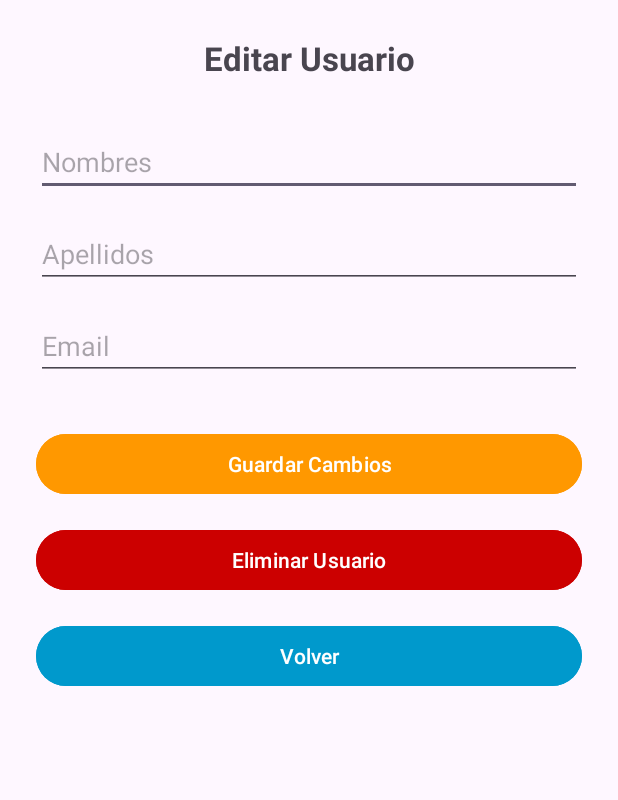
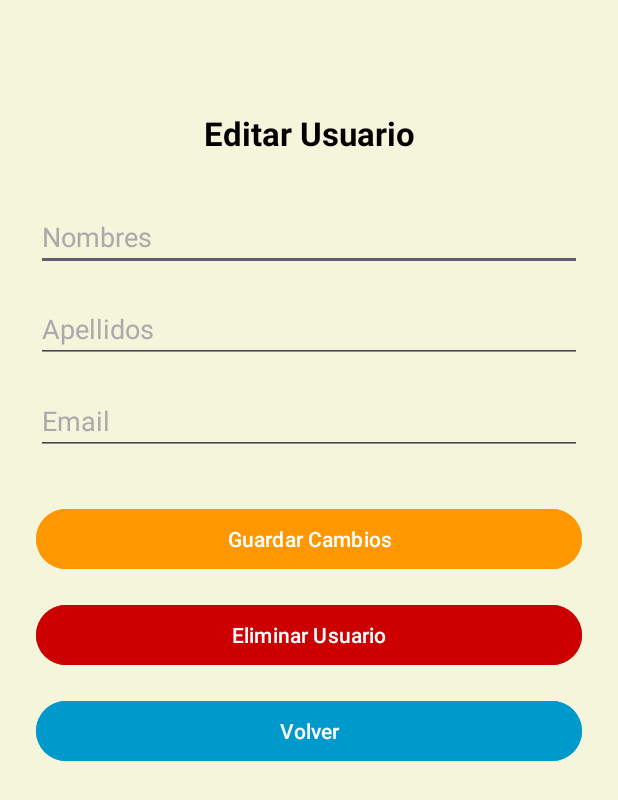
Before and after one commit to FelipeDev02/Aplicacion-Movil, an Android app: the ModificarUsuario screen opened directly, with no data from a screen before it, on a phone screen of 412 x 824 dp. Shown: the top 800 px of the screen. Run offline under Robolectric (Android 15) with nearby library versions, the light colour scheme and no system bars; libraries missing offline, so code that uses them is left out: cn.pedant; Roboto replaces fonts that are not available here; 1 statement that could not run was skipped.

Commit message:
Testeado y pulido en celular

```diff
--- a/AndroidStudioProjects/Entrega2IOT/app/src/main/res/layout/activity_login.xml
+++ b/AndroidStudioProjects/Entrega2IOT/app/src/main/res/layout/activity_login.xml
@@ -23,7 +23,7 @@
         android:layout_width="wrap_content"
         android:layout_height="wrap_content"
         android:layout_marginTop="10dp"
-        android:text="INICIE SESIÓN"
+        android:text="INICIO SESIÓN"
         android:textSize="32sp"
         app:layout_constraintEnd_toEndOf="parent"
         app:layout_constraintStart_toStartOf="parent"
--- a/AndroidStudioProjects/Entrega2IOT/app/src/main/res/layout/activity_modificar_usuario.xml
+++ b/AndroidStudioProjects/Entrega2IOT/app/src/main/res/layout/activity_modificar_usuario.xml
@@ -5,12 +5,14 @@
     android:layout_width="match_parent"
     android:layout_height="match_parent"
     android:padding="24dp"
+    android:background="@color/beige"
     tools:context=".ModificarUsuario">
 
     <TextView
         android:id="@+id/tvTituloModificar"
         android:layout_width="wrap_content"
         android:layout_height="wrap_content"
+        android:layout_marginTop="50dp"
         android:text="Editar Usuario"
         android:textSize="22sp"
         android:textStyle="bold"
--- a/AndroidStudioProjects/Entrega2IOT/app/src/main/res/values-night/themes.xml
+++ b/AndroidStudioProjects/Entrega2IOT/app/src/main/res/values-night/themes.xml
@@ -1,7 +1,13 @@
 <resources xmlns:tools="http://schemas.android.com/tools">
     <!-- Base application theme. -->
     <style name="Base.Theme.Entrega2IOT" parent="Theme.Material3.DayNight.NoActionBar">
-        <!-- Customize your dark theme here. -->
+        <!-- Se fuerza el color de texto primario a negro -->
+        <item name="android:textColorPrimary">@android:color/black</item>
+        <item name="android:textColor">@android:color/black</item>
+
+        <!-- Se define un color más oscuro para los hints en el tema oscuro -->
+        <item name="android:textColorHint">@android:color/darker_gray</item>
+
         <!-- <item name="colorPrimary">@color/my_dark_primary</item> -->
     </style>
 </resources>
--- a/AndroidStudioProjects/Entrega2IOT/app/src/main/res/values/themes.xml
+++ b/AndroidStudioProjects/Entrega2IOT/app/src/main/res/values/themes.xml
@@ -1,7 +1,13 @@
 <resources xmlns:tools="http://schemas.android.com/tools">
     <!-- Base application theme. -->
     <style name="Base.Theme.Entrega2IOT" parent="Theme.Material3.DayNight.NoActionBar">
-        <!-- Customize your light theme here. -->
+        <!-- Se fuerza el color de texto primario a negro -->
+        <item name="android:textColorPrimary">@android:color/black</item>
+        <item name="android:textColor">@android:color/black</item>
+
+        <!-- Se define un color más oscuro para los hints -->
+        <item name="android:textColorHint">@android:color/darker_gray</item>
+
         <!-- <item name="colorPrimary">@color/my_light_primary</item> -->
     </style>
 
```
